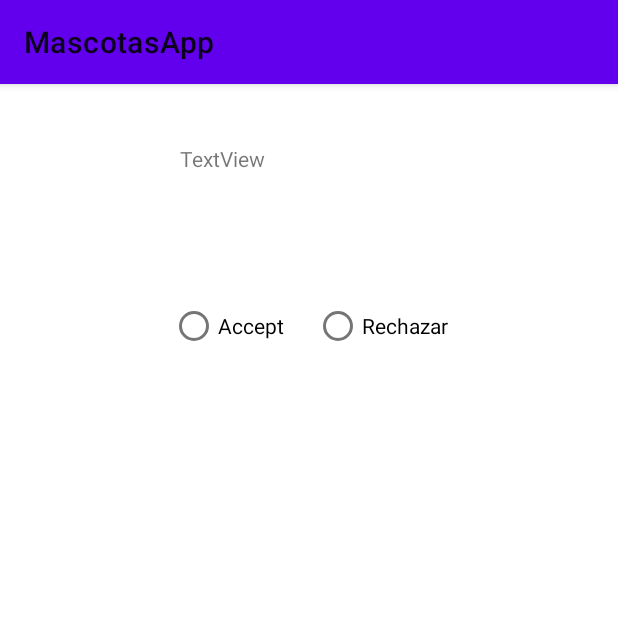
After one commit to margaritaEnterprise/MascotasApp, an Android app: the NotifyActivity screen opened directly, with no data from a screen before it, on a phone screen of 412 x 824 dp, the top half of it. The commit adds this screen. Run offline under Robolectric (Android 15) with nearby library versions, the phone set to English and light mode, and no system bars; our stand-ins replace Firebase (no records; nobody signed in at launch, a user with empty details on screens opened directly), Picasso, Volley; pictures from the network do not load.

Commit message:
Add notify activity

```diff
--- a/app/src/main/AndroidManifest.xml
+++ b/app/src/main/AndroidManifest.xml
@@ -77,6 +77,9 @@
         <activity
             android:name=".LoginActivity"
             android:exported="false" />
+        <activity android:name=".NotifyActivity">
+
+        </activity>
 
         <service
             android:name=".FCMService.NotifyFirebaseMessaginService"
--- /dev/null
+++ b/app/src/main/java/com/example/mascotasapp/NotifyActivity.java
@@ -0,0 +1,159 @@
+package com.example.mascotasapp;
+
+import android.annotation.SuppressLint;
+import android.content.Intent;
+import android.net.Uri;
+import android.os.Bundle;
+import android.view.View;
+import android.widget.Button;
+import android.widget.EditText;
+import android.widget.ImageView;
+import android.widget.RadioButton;
+import android.widget.RadioGroup;
+import android.widget.TextView;
+import android.widget.Toast;
+import androidx.appcompat.app.AppCompatActivity;
+import androidx.constraintlayout.widget.ConstraintLayout;
+import com.android.volley.Request;
+import com.android.volley.RequestQueue;
+import com.android.volley.toolbox.JsonObjectRequest;
+import com.android.volley.toolbox.Volley;
+import com.example.mascotasapp.navigation.MainActivity;
+import com.google.firebase.auth.FirebaseAuth;
+import com.google.firebase.firestore.CollectionReference;
+import com.google.firebase.firestore.DocumentSnapshot;
+import com.google.firebase.firestore.FirebaseFirestore;
+import com.google.firebase.firestore.Query;
+import com.squareup.picasso.Picasso;
+import org.json.JSONException;
+import org.json.JSONObject;
+import java.util.HashMap;
+import java.util.Map;
+
+
+public class NotifyActivity extends AppCompatActivity {
+
+    String username, photoUrl, type, message, deviceId;
+    ImageView photo;
+    TextView messageText;
+    ConstraintLayout form;
+    RadioGroup buttons;
+    RadioButton btnAccept, btnDecline;
+    EditText phone;
+    Button send;
+    boolean isAccept;
+    @SuppressLint("MissingInflatedId")
+    @Override
+    protected void onCreate(Bundle savedInstanceState) {
+        super.onCreate(savedInstanceState);
+        setContentView(R.layout.activity_notify);
+
+        photo = findViewById(R.id.ActNotifyPhoto);
+        messageText = findViewById(R.id.ActNotifyMessage);
+        form = findViewById(R.id.ActNotifyForm);
+        buttons = findViewById(R.id.ActNotifyRadioGroup);
+        btnAccept = findViewById(R.id.ActNotifyRadioBtnAccept);
+        btnDecline = findViewById(R.id.ActNotifyRadioBtnDecline);
+        phone = findViewById(R.id.ActNotifyEditPhone);
+        send = findViewById(R.id.ActNotifyRadioBtnSend);
+
+        if (getIntent().getExtras() != null) {
+             username = getIntent().getStringExtra("username");
+             photoUrl = getIntent().getStringExtra("photoUrl");
+             type = getIntent().getStringExtra("type");
+             message = getIntent().getStringExtra("message");
+             deviceId = getIntent().getStringExtra("deviceId");
+
+             Uri photoUri = Uri.parse(photoUrl);
+             Picasso.with(this)
+                    .load(photoUri)
+                    .resize(100, 100)
+                    .into(photo);
+
+             messageText.setText(username + " " + message);
+
+             btnAccept.setOnClickListener( v -> clickAccept() );
+             btnDecline.setOnClickListener( v-> clickDecline() );
+        }
+        else {
+            Intent intent = new Intent(NotifyActivity.this, MainActivity.class);
+            startActivity(intent);
+        }
+    }
+
+    public void clickAccept(){
+        buttons.setVisibility(View.GONE);
+        form.setVisibility(View.VISIBLE);
+        send.setOnClickListener( v -> notifyAccept() );
+    }
+
+    public void clickDecline(){
+        buttons.setVisibility(View.GONE);
+        notifyDecline();
+    }
+
+    public void notifyAccept(){
+        isAccept = true;
+        getUser();
+    }
+
+    public void notifyDecline(){
+        isAccept = false;
+        getUser();
+    }
+
+    private void sendNotification(String myUsername, String myToken){
+        RequestQueue myrequest= Volley.newRequestQueue(this);
+        JSONObject json = new JSONObject();
+
+        try {
+            json.put("to",deviceId);
+            JSONObject notificacion = new JSONObject();
+            notificacion.put("type", "2");
+            notificacion.put("title", "Nueva notificación");
+            notificacion.put("photo",photoUrl);
+            notificacion.put("username", myUsername);
+            if(isAccept){
+                notificacion.put("state" , "true");
+                notificacion.put("message", "acepto la comunicacion");
+                notificacion.put("phone", phone.getText());
+            }else {
+                notificacion.put("state" , "false");
+                notificacion.put("message",  "rechazo la comunicacion");
+            }
+            notificacion.put("deviceId", myToken);
+
+            json.put("data",notificacion);
+            String URL="https://fcm.googleapis.com/fcm/send";
+            JsonObjectRequest request=new JsonObjectRequest(Request.Method.POST,URL,json,null,null){
+                @Override
+                public Map<String, String> getHeaders() {
+                    Map<String,String>header=new HashMap<>();
+                    header.put("Content-Type","application/json");
+                    header.put("Authorization","key=AAAA05seiD0:APA91bH38cHnWgsv8dFJmNm5dizN8ey9_4BoaNWUehehdf-A2WRAF9hVtkxF6ojs6DdwO7gj27xAzW3nJH1G-2sdxCmDyZtmSf39EptgL64Fa6PKDBkzVsS76OPTrCS0svZxdjI9W2hS");
+                    return header;
+                }
+            };
+            myrequest.add(request);
+            Intent intent = new Intent(NotifyActivity.this, MainActivity.class);
+            startActivity(intent);
+        }catch (JSONException e){
+            e.printStackTrace();
+        }
+    }
+
+    public void getUser(){
+        CollectionReference collections = FirebaseFirestore.getInstance().collection("users");
+        String userId = FirebaseAuth.getInstance().getCurrentUser().getUid();
+        Query query = collections.whereEqualTo("id", userId);
+        query
+                .get()
+                .addOnSuccessListener(queryDocumentSnapshots -> {
+                    DocumentSnapshot doc = queryDocumentSnapshots.getDocuments().get(0);
+                    sendNotification( doc.get("username").toString(), doc.get("deviceId").toString() );
+                })
+                .addOnFailureListener(e ->{
+                    Toast.makeText(this, e.getMessage(), Toast.LENGTH_SHORT).show();
+                });
+    }
+}
--- /dev/null
+++ b/app/src/main/res/layout/activity_notify.xml
@@ -0,0 +1,102 @@
+<?xml version="1.0" encoding="utf-8"?>
+<androidx.constraintlayout.widget.ConstraintLayout xmlns:android="http://schemas.android.com/apk/res/android"
+    xmlns:app="http://schemas.android.com/apk/res-auto"
+    xmlns:tools="http://schemas.android.com/tools"
+    android:layout_width="match_parent"
+    android:layout_height="match_parent">
+
+    <LinearLayout
+        android:id="@+id/linearLayout2"
+        android:layout_width="match_parent"
+        android:layout_height="wrap_content"
+        android:orientation="horizontal">
+
+        <ImageView
+            android:id="@+id/ActNotifyPhoto"
+            android:layout_width="100dp"
+            android:layout_height="100dp"
+            android:layout_marginRight="20dp"
+            tools:srcCompat="@tools:sample/avatars" />
+
+        <LinearLayout
+            android:layout_width="match_parent"
+            android:layout_height="match_parent"
+            android:gravity="center_vertical"
+            android:orientation="vertical">
+
+            <TextView
+                android:id="@+id/ActNotifyMessage"
+                android:layout_width="wrap_content"
+                android:layout_height="wrap_content"
+                android:text="TextView" />
+        </LinearLayout>
+
+    </LinearLayout>
+
+    <RadioGroup
+        android:id="@+id/ActNotifyRadioGroup"
+        android:layout_width="wrap_content"
+        android:layout_height="wrap_content"
+        android:orientation="horizontal"
+        app:layout_constraintBottom_toBottomOf="parent"
+        app:layout_constraintEnd_toEndOf="parent"
+        app:layout_constraintStart_toStartOf="parent"
+        app:layout_constraintTop_toBottomOf="@+id/linearLayout2"
+        app:layout_constraintVertical_bias="0.060000002">
+
+        <RadioButton
+            android:id="@+id/ActNotifyRadioBtnAccept"
+            android:layout_width="wrap_content"
+            android:layout_height="wrap_content"
+            android:text="Accept" />
+
+        <Space
+            android:layout_width="20dp"
+            android:layout_height="wrap_content" />
+
+        <RadioButton
+            android:id="@+id/ActNotifyRadioBtnDecline"
+            android:layout_width="match_parent"
+            android:layout_height="wrap_content"
+            android:text="Rechazar" />
+    </RadioGroup>
+
+    <androidx.constraintlayout.widget.ConstraintLayout
+        android:id="@+id/ActNotifyForm"
+        android:layout_width="match_parent"
+        android:layout_height="match_parent"
+        android:visibility="gone"
+        app:layout_constraintBottom_toBottomOf="parent"
+        app:layout_constraintEnd_toEndOf="parent"
+        app:layout_constraintHorizontal_bias="1.0"
+        app:layout_constraintStart_toStartOf="parent"
+        app:layout_constraintTop_toTopOf="parent"
+        app:layout_constraintVertical_bias="0.0">
+
+        <EditText
+            android:id="@+id/ActNotifyEditPhone"
+            android:layout_width="wrap_content"
+            android:layout_height="wrap_content"
+            android:ems="10"
+            android:inputType="phone"
+            app:layout_constraintBottom_toBottomOf="parent"
+            app:layout_constraintEnd_toEndOf="parent"
+            app:layout_constraintHorizontal_bias="0.497"
+            app:layout_constraintStart_toStartOf="parent"
+            app:layout_constraintTop_toTopOf="parent"
+            app:layout_constraintVertical_bias="0.374" />
+
+        <Button
+            android:id="@+id/ActNotifyRadioBtnSend"
+            android:layout_width="wrap_content"
+            android:layout_height="wrap_content"
+            android:text="Enviar"
+            app:layout_constraintBottom_toBottomOf="parent"
+            app:layout_constraintEnd_toEndOf="parent"
+            app:layout_constraintHorizontal_bias="0.498"
+            app:layout_constraintStart_toStartOf="parent"
+            app:layout_constraintTop_toBottomOf="@+id/ActNotifyEditPhone"
+            app:layout_constraintVertical_bias="0.099" />
+    </androidx.constraintlayout.widget.ConstraintLayout>
+
+</androidx.constraintlayout.widget.ConstraintLayout>
```
Also changed, not shown: app/src/main/java/com/example/mascotasapp/FCMService/NotifyFirebaseMessaginService.java (+65 -14 lines), app/src/main/java/com/example/mascotasapp/navigation/fragments/DetailFragment.java (+46 -23 lines), app/src/main/res/layout/notification_layout_compact.xml (added, +32 -0 lines), app/src/main/res/layout/notification_layout_expanded.xml (added, +31 -0 lines), app/src/main/res/layout/post_card.xml (+10 -9 lines).
